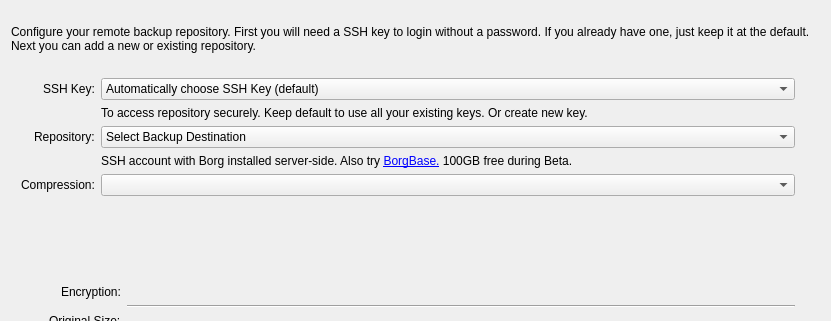
The window that src/vorta/assets/UI/repotab.ui (borgbase/vorta) describes before a commit, drawn with Qt 5; both pictures show x 0 to 831 and y 0 to 321 of the 831 by 461 pixel window.
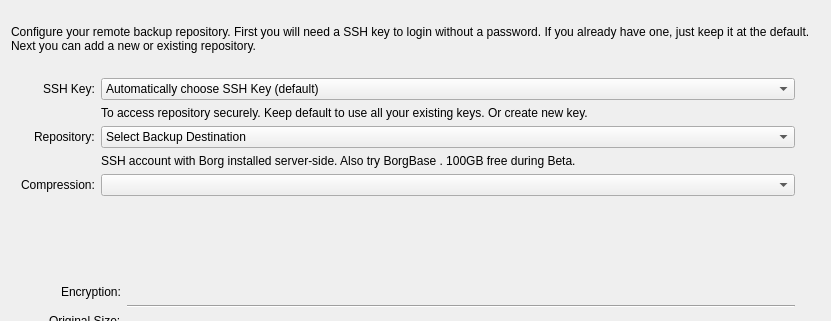
The same window after the commit.

```diff
--- a/src/vorta/assets/UI/repotab.ui
+++ b/src/vorta/assets/UI/repotab.ui
@@ -81,7 +81,7 @@
      <item row="3" column="1">
       <widget class="QLabel" name="label_5">
        <property name="text">
-        <string>&lt;html&gt;&lt;head/&gt;&lt;body&gt;&lt;p&gt;SSH account with Borg installed server-side. Also try &lt;a href=&quot;https://www.borgbase.com&quot;&gt;&lt;span style=&quot; text-decoration: underline; color:#0000ff;&quot;&gt;BorgBase.&lt;/span&gt;&lt;/a&gt; 100GB free during Beta.&lt;/p&gt;&lt;/body&gt;&lt;/html&gt;</string>
+        <string>&lt;html&gt;&lt;head/&gt;&lt;body&gt;&lt;p&gt;SSH account with Borg installed server-side. Also try &lt;a href=&quot;https://www.borgbase.com?utm_source=vorta&quot;&gt;&lt;span style=&quot; text-decoration: underline; color:#0000ff;&quot;&gt;BorgBase&lt;/span&gt;&lt;/a&gt;. 100GB free during Beta.&lt;/p&gt;&lt;/body&gt;&lt;/html&gt;</string>
        </property>
        <property name="openExternalLinks">
         <bool>true</bool>
```
